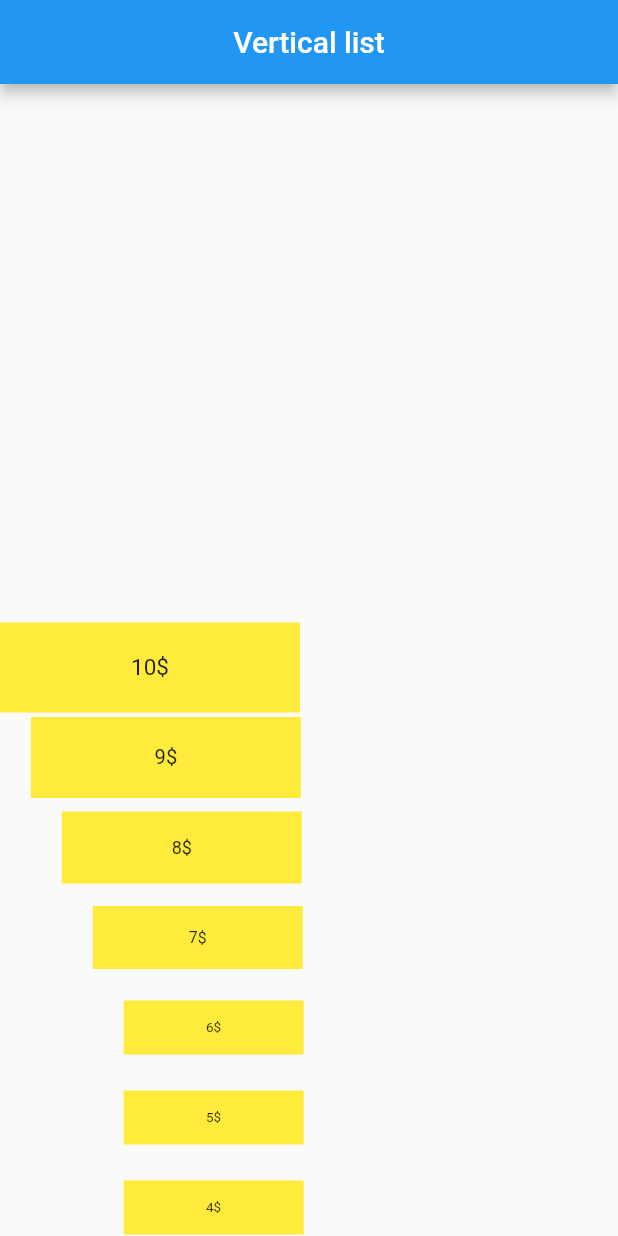
After one commit to sench32/scroll_try, a Flutter app: the screen it shows after launch, on a phone screen of 412 x 824 dp. The commit adds this screen. Run offline on Flutter 3.47's test engine with Material 2 defaults, Android fonts, the phone set to English and light mode, and no system bars; drawn by our look-alikes of scroll_snap_list.

Commit message:
Bring out the carousel in a separate class

```diff
--- /dev/null
+++ b/lib/carousel.dart
@@ -0,0 +1,74 @@
+import 'package:flutter/material.dart';
+
+import 'package:scroll_snap_list/scroll_snap_list.dart';
+
+class MyCarouselPage extends StatefulWidget {
+  MyCarouselPage({Key key, this.title}) : super(key: key);
+
+  final String title;
+
+  @override
+  _MyHomePageState createState() => _MyHomePageState();
+}
+
+class _MyHomePageState extends State<MyCarouselPage> {
+  List<int> data = [10, 9, 8, 7, 6, 5, 4, 3, 2, 1];
+
+  Widget _buildItemList(BuildContext context, int index) {
+    if (index == data.length)
+      return Center(
+        child: CircularProgressIndicator(),
+      );
+    return Container(
+      width: 10,
+      child: Row(
+        mainAxisAlignment: MainAxisAlignment.start,
+        children: [
+          Container(
+            color: Colors.yellow,
+            width: 200,
+            height: 60,
+            child: Center(
+              child: Text(
+                '${data[index]}\$',
+                style: TextStyle(fontSize: 15.0),
+              ),
+            ),
+          )
+        ],
+      ),
+    );
+  }
+
+  @override
+  Widget build(BuildContext context) {
+    return Scaffold(
+      appBar: AppBar(
+        title: Text(
+          'Vertical list',
+          style: TextStyle(color: Colors.white),
+        ),
+        centerTitle: true,
+      ),
+      body: Container(
+        child: Row(
+          children: [
+            Expanded(
+                child: ScrollSnapList(
+              scrollDirection: Axis.vertical,
+              itemBuilder: _buildItemList,
+              itemSize: 50,
+              focusOnItemTap: true,
+              dynamicItemSize: true,
+              onReachEnd: () {
+                print('Done!');
+              },
+              itemCount: data.length,
+              onItemFocus: (int) {},
+            ))
+          ],
+        ),
+      ),
+    );
+  }
+}
--- a/lib/main.dart
+++ b/lib/main.dart
@@ -1,5 +1,7 @@
 import 'package:flutter/material.dart';
 import 'package:scroll_snap_list/scroll_snap_list.dart';
+
+import 'carousel.dart';
 
 void main() {
   runApp(MyApp());
@@ -14,79 +16,19 @@ class MyApp extends StatelessWidget {
       theme: ThemeData(
         primarySwatch: Colors.blue,
       ),
-      home: MyHomePage(title: 'Scroll_Try'),
+      home: MyHomePage(),
     );
   }
 }
 
-class MyHomePage extends StatefulWidget {
-  MyHomePage({Key key, this.title}) : super(key: key);
-
-  final String title;
-
-  @override
-  _MyHomePageState createState() => _MyHomePageState();
-}
-
-class _MyHomePageState extends State<MyHomePage> {
-  List<int> data = [10, 9, 8, 7, 6, 5, 4, 3, 2, 1];
-
-  Widget _buildItemList(BuildContext context, int index) {
-    if (index == data.length)
-      return Center(
-        child: CircularProgressIndicator(),
-      );
-    return Container(
-      width: 10,
-      child: Row(
-        mainAxisAlignment: MainAxisAlignment.start,
-        children: [
-          Container(
-            color: Colors.yellow,
-            width: 200,
-            height: 60,
-            child: Center(
-              child: Text(
-                '${data[index]}\$',
-                style: TextStyle(fontSize: 15.0),
-              ),
-            ),
-          )
-        ],
-      ),
-    );
-  }
+class MyHomePage extends StatelessWidget {
+  const MyHomePage({Key key}) : super(key: key);
 
   @override
   Widget build(BuildContext context) {
     return SafeArea(
       child: Scaffold(
-        appBar: AppBar(
-          title: Text(
-            'Vertical list',
-            style: TextStyle(color: Colors.white),
-          ),
-          centerTitle: true,
-        ),
-        body: Container(
-          child: Row(
-            children: [
-              Expanded(
-                  child: ScrollSnapList(
-                scrollDirection: Axis.vertical,
-                itemBuilder: _buildItemList,
-                itemSize: 50,
-                focusOnItemTap: true,
-                dynamicItemSize: true,
-                onReachEnd: () {
-                  print('Done!');
-                },
-                itemCount: data.length,
-                onItemFocus: (int) {},
-              ))
-            ],
-          ),
-        ),
+        body: MyCarouselPage(),
       ),
     );
   }
```
